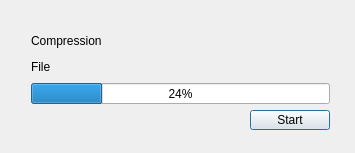
Metacometa/hse-coursework-1, file CompressionDialog.ui: the form before one commit.
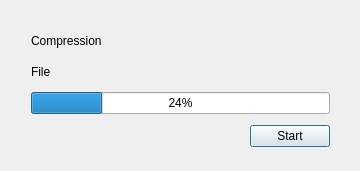
The form after the commit.

Diff of the .ui file:
```diff
--- a/CompressionDialog.ui
+++ b/CompressionDialog.ui
@@ -6,20 +6,20 @@
    <rect>
     <x>0</x>
     <y>0</y>
-    <width>355</width>
-    <height>153</height>
+    <width>360</width>
+    <height>171</height>
    </rect>
   </property>
   <property name="windowTitle">
    <string>CompressionDialog</string>
   </property>
-  <widget class="QWidget" name="">
+  <widget class="QWidget" name="layoutWidget">
    <property name="geometry">
     <rect>
      <x>20</x>
      <y>20</y>
      <width>321</width>
-     <height>121</height>
+     <height>138</height>
     </rect>
    </property>
    <layout class="QGridLayout" name="gridLayout">
```
Left out of the diff: 4 changed lines with no effect on the pictures.
